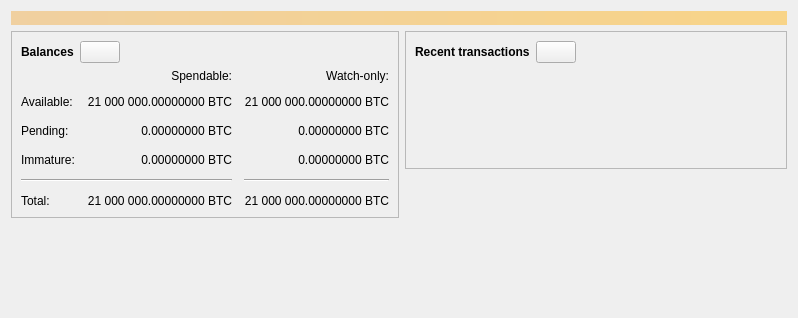
Qt form src/qt/forms/overviewpage.ui (genisyskernel/koyotecoin) before a commit.
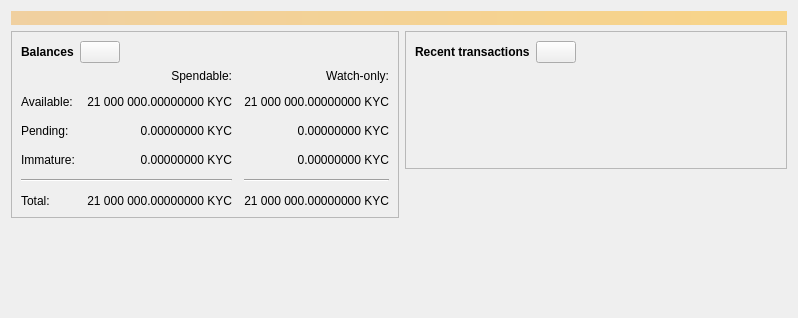
The same form after that commit. Icons and pictures are not drawn. Custom widgets are drawn as their Qt base class.

```diff
--- a/src/qt/forms/overviewpage.ui
+++ b/src/qt/forms/overviewpage.ui
@@ -120,7 +120,7 @@
                <string>Unconfirmed transactions to watch-only addresses</string>
               </property>
               <property name="text">
-               <string notr="true">0.00000000 BTC</string>
+               <string notr="true">0.00000000 KYC</string>
               </property>
               <property name="alignment">
                <set>Qt::AlignRight|Qt::AlignTrailing|Qt::AlignVCenter</set>
@@ -139,7 +139,7 @@
                <string>Total of transactions that have yet to be confirmed, and do not yet count toward the spendable balance</string>
               </property>
               <property name="text">
-               <string notr="true">0.00000000 BTC</string>
+               <string notr="true">0.00000000 KYC</string>
               </property>
               <property name="alignment">
                <set>Qt::AlignRight|Qt::AlignTrailing|Qt::AlignVCenter</set>
@@ -158,7 +158,7 @@
                <string>Mined balance in watch-only addresses that has not yet matured</string>
               </property>
               <property name="text">
-               <string notr="true">0.00000000 BTC</string>
+               <string notr="true">0.00000000 KYC</string>
               </property>
               <property name="alignment">
                <set>Qt::AlignRight|Qt::AlignTrailing|Qt::AlignVCenter</set>
@@ -210,7 +210,7 @@
                <string>Mined balance that has not yet matured</string>
               </property>
               <property name="text">
-               <string notr="true">0.00000000 BTC</string>
+               <string notr="true">0.00000000 KYC</string>
               </property>
               <property name="alignment">
                <set>Qt::AlignRight|Qt::AlignTrailing|Qt::AlignVCenter</set>
@@ -249,7 +249,7 @@
                <string>Your current total balance</string>
               </property>
               <property name="text">
-               <string notr="true">21 000 000.00000000 BTC</string>
+               <string notr="true">21 000 000.00000000 KYC</string>
               </property>
               <property name="alignment">
                <set>Qt::AlignRight|Qt::AlignTrailing|Qt::AlignVCenter</set>
@@ -268,7 +268,7 @@
                <string>Current total balance in watch-only addresses</string>
               </property>
               <property name="text">
-               <string notr="true">21 000 000.00000000 BTC</string>
+               <string notr="true">21 000 000.00000000 KYC</string>
               </property>
               <property name="alignment">
                <set>Qt::AlignRight|Qt::AlignTrailing|Qt::AlignVCenter</set>
@@ -304,7 +304,7 @@
                <string>Your current spendable balance</string>
               </property>
               <property name="text">
-               <string notr="true">21 000 000.00000000 BTC</string>
+               <string notr="true">21 000 000.00000000 KYC</string>
               </property>
               <property name="alignment">
                <set>Qt::AlignRight|Qt::AlignTrailing|Qt::AlignVCenter</set>
@@ -323,7 +323,7 @@
                <string>Your current balance in watch-only addresses</string>
               </property>
               <property name="text">
-               <string notr="true">21 000 000.00000000 BTC</string>
+               <string notr="true">21 000 000.00000000 KYC</string>
               </property>
               <property name="alignment">
                <set>Qt::AlignRight|Qt::AlignTrailing|Qt::AlignVCenter</set>
```
Left out of the diff: 8 changed lines with no effect on the pictures.
